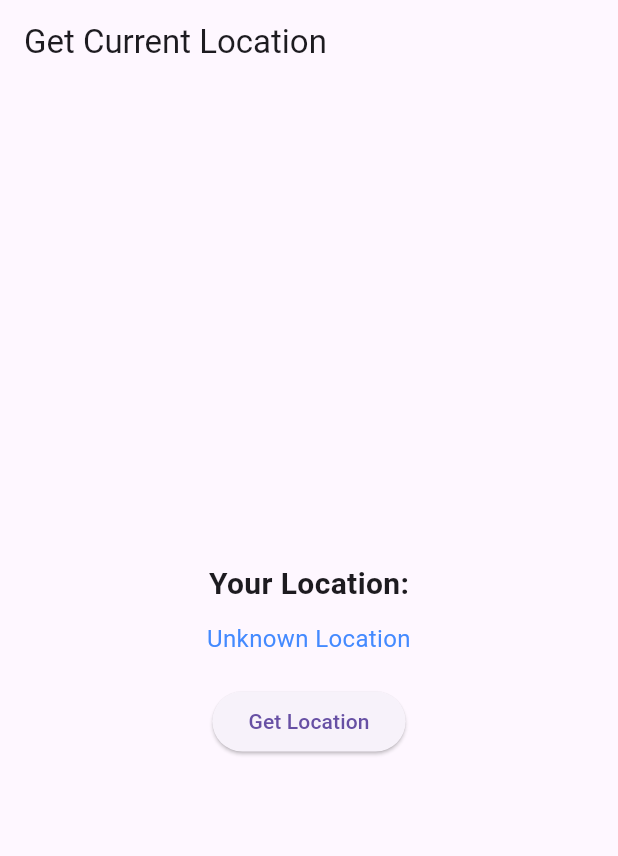
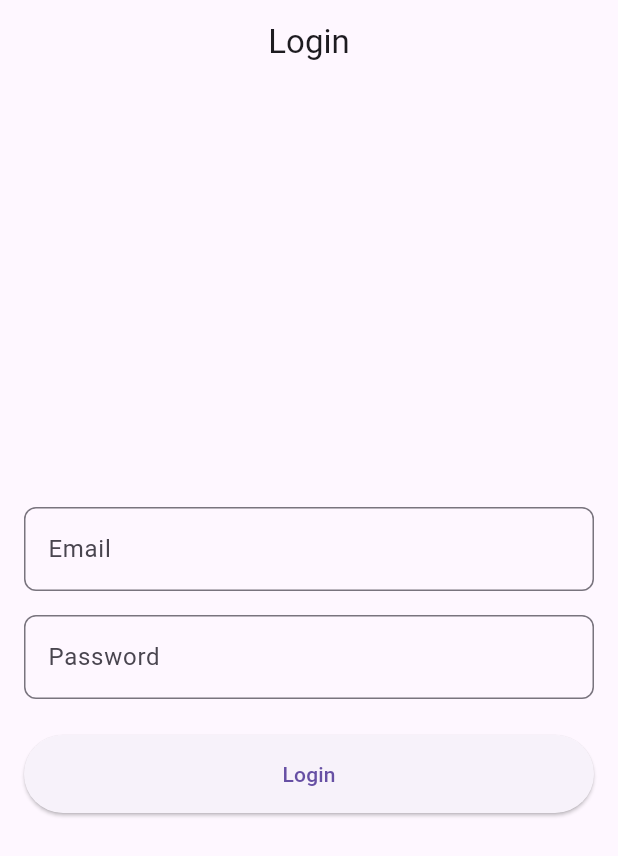
Before and after one commit to Aiinhome-Aivista/HRMS, a Flutter app: the screen it shows after launch, on a phone screen of 412 x 824 dp. Shown: the top 856 px of the screen. Run offline on Flutter 3.47's test engine with Material 3 defaults, Android fonts, the phone set to English and light mode, and no system bars; our stand-ins replace geocoding, geolocator.

```diff
--- a/lib/main.dart
+++ b/lib/main.dart
@@ -1,90 +1,29 @@
 import 'package:flutter/material.dart';
-import 'package:geolocator/geolocator.dart';
+
+import 'package:hrms/utils/Screens/splashScrren.dart'; // Ensure correct file name
 
 void main() {
-  runApp(MyApp());
+  runApp(const MyApp());
 }
 
-class MyApp extends StatelessWidget {
+class MyApp extends StatefulWidget {
+  const MyApp({super.key});
+
   @override
-  Widget build(BuildContext context) {
-    return MaterialApp(
-      home: HomeScreen(),
-    );
-  }
+  _MyAppState createState() => _MyAppState();
 }
 
-class HomeScreen extends StatefulWidget {
+class _MyAppState extends State<MyApp> {
   @override
-  _HomeScreenState createState() => _HomeScreenState();
-}
-
-class _HomeScreenState extends State<HomeScreen> {
-  String _currentLocation = 'Unknown Location';
-
-  // Function to request location permission and get the user's location
-  Future<void> _getCurrentLocation() async {
-    bool serviceEnabled;
-    LocationPermission permission;
-
-    // Check if location services are enabled
-    serviceEnabled = await Geolocator.isLocationServiceEnabled();
-    if (!serviceEnabled) {
-      return Future.error('Location services are disabled.');
-    }
-
-    // Check for location permission
-    permission = await Geolocator.checkPermission();
-    if (permission == LocationPermission.denied) {
-      permission = await Geolocator.requestPermission();
-      if (permission == LocationPermission.denied) {
-        return Future.error('Location permissions are denied');
-      }
-    }
-
-    if (permission == LocationPermission.deniedForever) {
-      return Future.error('Location permissions are permanently denied.');
-    }
-
-    // Get the current location
-    Position position = await Geolocator.getCurrentPosition(
-      desiredAccuracy: LocationAccuracy.high,
-    );
-
-    setState(() {
-      _currentLocation =
-          'Latitude: ${position.latitude}, Longitude: ${position.longitude}';
-    });
+  void initState() {
+    super.initState();
   }
 
   @override
   Widget build(BuildContext context) {
-    return Scaffold(
-      appBar: AppBar(
-        title: Text('Get Current Location'),
-      ),
-      body: Center(
-        child: Column(
-          mainAxisAlignment: MainAxisAlignment.center,
-          children: [
-            Text(
-              'Your Location:',
-              style: TextStyle(fontSize: 20, fontWeight: FontWeight.bold),
-            ),
-            SizedBox(height: 10),
-            Text(
-              _currentLocation,
-              style: TextStyle(fontSize: 16, color: Colors.blueAccent),
-              textAlign: TextAlign.center,
-            ),
-            SizedBox(height: 20),
-            ElevatedButton(
-              onPressed: _getCurrentLocation,
-              child: Text('Get Location'),
-            ),
-          ],
-        ),
-      ),
+    return MaterialApp(
+      home: SplashScreen(), // Ensure SplashScreen is implemented correctly
+      debugShowCheckedModeBanner: false,
     );
   }
 }
--- /dev/null
+++ b/lib/utils/Screens/loginSreen.dart
@@ -0,0 +1,117 @@
+import 'package:flutter/material.dart';
+import 'package:geolocator/geolocator.dart';
+import 'package:geocoding/geocoding.dart';
+import 'package:hrms/utils/Screens/activityScreen.dart';
+
+class LoginScreen extends StatefulWidget {
+  const LoginScreen({super.key});
+
+  @override
+  State<LoginScreen> createState() => _LoginScreenState();
+}
+
+class _LoginScreenState extends State<LoginScreen> {
+  final TextEditingController _emailController = TextEditingController();
+  final TextEditingController _passwordController = TextEditingController();
+
+  @override
+  Widget build(BuildContext context) {
+    return Scaffold(
+      appBar: AppBar(
+        title: Text('Login'),
+        centerTitle: true,
+      ),
+      body: Padding(
+        padding: const EdgeInsets.all(16.0),
+        child: Column(
+          mainAxisAlignment: MainAxisAlignment.center,
+          crossAxisAlignment: CrossAxisAlignment.stretch,
+          children: [
+            // Email TextField
+            TextField(
+              controller: _emailController,
+              keyboardType: TextInputType.emailAddress,
+              decoration: InputDecoration(
+                labelText: 'Email',
+                border: OutlineInputBorder(
+                  borderRadius: BorderRadius.circular(8.0),
+                ),
+              ),
+            ),
+            SizedBox(height: 16.0),
+
+            // Password TextField
+            TextField(
+              controller: _passwordController,
+              obscureText: true,
+              decoration: InputDecoration(
+                labelText: 'Password',
+                border: OutlineInputBorder(
+                  borderRadius: BorderRadius.circular(8.0),
+                ),
+              ),
+            ),
+            SizedBox(height: 24.0),
+
+            // Login Button
+            // Login Button
+            ElevatedButton(
+              onPressed: () async {
+                try {
+                  // Check and request location permission
+                  LocationPermission permission =
+                      await Geolocator.checkPermission();
+                  if (permission == LocationPermission.denied) {
+                    permission = await Geolocator.requestPermission();
+                  }
+
+                  if (permission == LocationPermission.deniedForever) {
+                    print("Location permissions are permanently denied.");
+                    return;
+                  }
+
+                  // Get the current position
+                  Position position = await Geolocator.getCurrentPosition(
+                    desiredAccuracy: LocationAccuracy.high,
+                  );
+
+                  // Get the address from latitude and longitude
+                  List<Placemark> placemarks = await placemarkFromCoordinates(
+                    position.latitude,
+                    position.longitude,
+                  );
+
+                  if (placemarks.isNotEmpty) {
+                    Placemark place = placemarks.first;
+
+                    String address = """
+        ${place.name},
+        ${place.locality},
+        ${place.administrativeArea},
+        ${place.country}""";
+
+                    print(
+                        "User's Location: $address, Latitude = ${position.latitude}, Longitude = ${position.longitude}");
+                  }
+
+                  // Navigate to the next page
+                  Navigator.push(
+                    context,
+                    MaterialPageRoute(
+                        builder: (context) => const Activityscreen()),
+                  );
+                } catch (e) {
+                  print("Error fetching location: $e");
+                }
+              },
+              child: Text('Login'),
+              style: ElevatedButton.styleFrom(
+                padding: EdgeInsets.symmetric(vertical: 16.0),
+              ),
+            ),
+          ],
+        ),
+      ),
+    );
+  }
+}
--- a/pubspec.yaml
+++ b/pubspec.yaml
@@ -30,9 +30,10 @@ environment:
 dependencies:
   flutter:
     sdk: flutter
-  geolocator: ^9.0.2 # Use the latest version
   permission_handler: ^10.0.0 # Optional, for handling permissions
   cupertino_icons: ^1.0.8
+  geolocator: ^10.2.3
+  geocoding: ^2.1.0
 
 dev_dependencies:
   flutter_test:
```
Also changed, not shown: lib/utils/Screens/activityScreen.dart (added, +19 -0 lines), lib/utils/Screens/splashScrren.dart (added, +63 -0 lines), pubspec.lock, 1 other file.
